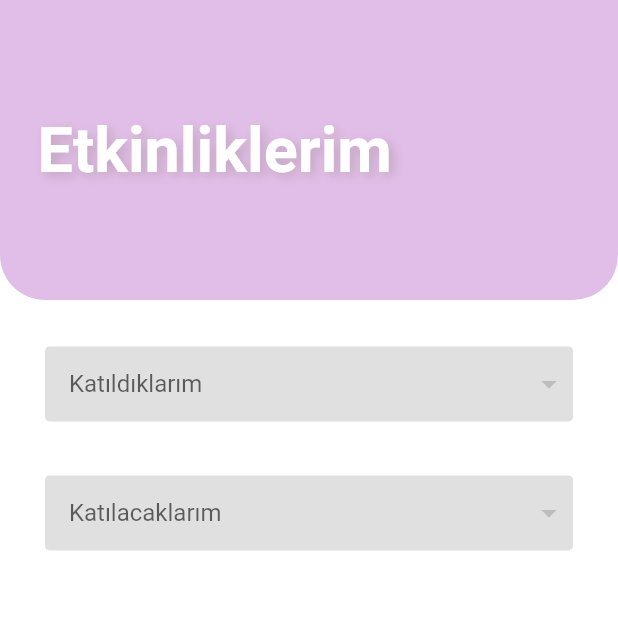
After one commit to MrBuluc/mvrg_app, a Flutter app: the MyEvents screen opened directly, on a phone screen of 412 x 824 dp, the top half of it. The commit adds this screen. Run offline on Flutter 3.47's test engine with Material 2 defaults, Android fonts, the phone set to English and light mode, and no system bars; our stand-ins replace awesome_dialog, cloud_firestore, connectivity_plus, firebase_auth, firebase_core, firebase_storage and 3 more; missing offline and left inert: barcode_scan2; accounts and stored records are empty.

Commit message:
completed my_events

```diff
--- a/lib/ui/const.dart
+++ b/lib/ui/const.dart
@@ -115,6 +115,9 @@ const TextStyle textFormFieldHintStyle = TextStyle(
     color: Colors.grey,
     fontSize: 17);
 
+TextStyle textStyle = TextStyle(
+    color: Colors.grey.shade700, fontFamily: "Catamaran", fontSize: 16);
+
 Color textFieldPrimaryColor = const Color.fromRGBO(30, 227, 167, 1);
 Color colorOne = const Color.fromRGBO(116, 235, 213, 1);
 Color colorTwo = const Color.fromRGBO(172, 182, 229, 1);
--- /dev/null
+++ b/lib/ui/my_events/my_events.dart
@@ -0,0 +1,137 @@
+import 'package:flutter/cupertino.dart';
+import 'package:flutter/material.dart';
+import 'package:mvrg_app/ui/const.dart';
+import 'package:mvrg_app/viewmodel/user_model.dart';
+import 'package:provider/provider.dart';
+
+class MyEvents extends StatefulWidget {
+  const MyEvents({Key? key}) : super(key: key);
+
+  @override
+  State<MyEvents> createState() => _MyEventsState();
+}
+
+class _MyEventsState extends State<MyEvents> {
+  String? chosen;
+
+  List<String> isParticipantEvents = [], isNotParticipantEvents = [];
+
+  late Size size;
+
+  @override
+  void initState() {
+    super.initState();
+    getMyEvents();
+  }
+
+  Future getMyEvents() async {
+    List<List<String>> myEvents =
+        await Provider.of<UserModel>(context, listen: false).getMyEvents();
+    setState(() {
+      isParticipantEvents = myEvents.elementAt(0);
+      isNotParticipantEvents = myEvents.elementAt(1);
+    });
+  }
+
+  @override
+  Widget build(BuildContext context) {
+    size = MediaQuery.of(context).size;
+
+    return Scaffold(
+      body: SizedBox(
+        height: size.height,
+        child: Column(
+          children: [
+            buildHeader(),
+            SizedBox(
+              height: size.height * .023,
+            ),
+            buildEventsDropdownButton(true),
+            buildEventsDropdownButton(false)
+          ],
+        ),
+      ),
+    );
+  }
+
+  Widget buildHeader() => Container(
+        height: 200,
+        width: size.width,
+        decoration: BoxDecoration(
+            color: Colors.purple.shade100,
+            borderRadius: const BorderRadius.only(
+                bottomLeft: Radius.circular(30),
+                bottomRight: Radius.circular(30))),
+        child: Column(
+          mainAxisAlignment: MainAxisAlignment.center,
+          crossAxisAlignment: CrossAxisAlignment.start,
+          children: const [
+            Padding(
+              padding: EdgeInsets.only(left: 25),
+              child: Text(
+                "Etkinliklerim",
+                style: headerText,
+              ),
+            )
+          ],
+        ),
+      );
+
+  Widget buildEventsDropdownButton(bool isParticipant) => Padding(
+        padding:
+            const EdgeInsets.only(left: 30, right: 30, bottom: 24, top: 12),
+        child: Container(
+          height: 50,
+          width: size.width,
+          decoration: BoxDecoration(
+              borderRadius: const BorderRadius.all(Radius.circular(3)),
+              color: Colors.grey.shade300),
+          child: Theme(
+            data: Theme.of(context).copyWith(
+                canvasColor: Colors.grey.shade300,
+                buttonTheme:
+                    ButtonTheme.of(context).copyWith(alignedDropdown: true)),
+            child: DropdownButtonHideUnderline(
+              child: DropdownButton<String>(
+                iconEnabledColor: Colors.grey.shade900,
+                hint: Text(isParticipant ? "Katıldıklarım" : "Katılacaklarım"),
+                onChanged: (String? value) {},
+                value: chosen,
+                items: isParticipant
+                    ? isParticipantEvents
+                        .map((String value) => buildDropdownMenuItem(value))
+                        .toList()
+                    : isNotParticipantEvents
+                        .map((String value) => buildDropdownMenuItem(value))
+                        .toList(),
+              ),
+            ),
+          ),
+        ),
+      );
+
+  DropdownMenuItem<String> buildDropdownMenuItem(String value) =>
+      DropdownMenuItem<String>(
+        value: value,
+        child: Padding(
+          padding: const EdgeInsets.only(top: 5),
+          child: SizedBox(
+            height: 50,
+            width: size.width - 150,
+            child: Column(
+              crossAxisAlignment: CrossAxisAlignment.start,
+              mainAxisAlignment: MainAxisAlignment.center,
+              children: [
+                Text(
+                  value,
+                  style: textStyle,
+                ),
+                const SizedBox(
+                  height: 20,
+                )
+              ],
+            ),
+          ),
+        ),
+      );
+}
```
Also changed, not shown: lib/common_widget/drawer/drawerC.dart (+22 -15 lines), lib/repository/user_repository.dart (+14 -0 lines), lib/services/firebase/firestore_service.dart (+13 -0 lines), lib/viewmodel/user_model.dart (+9 -0 lines).
